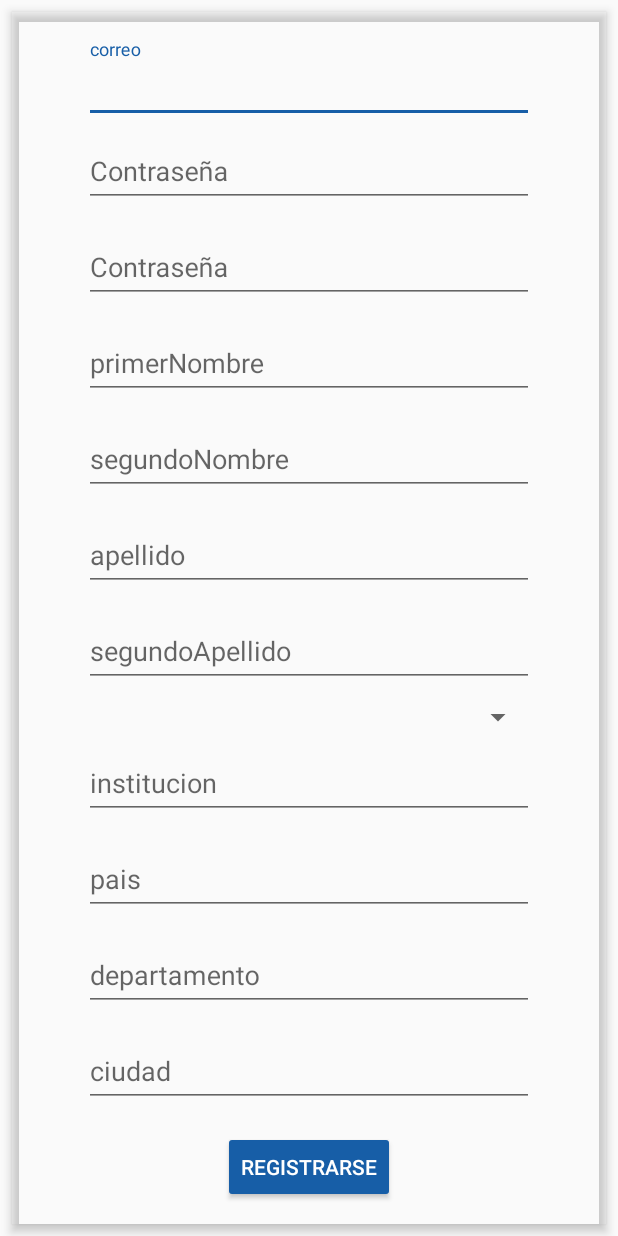
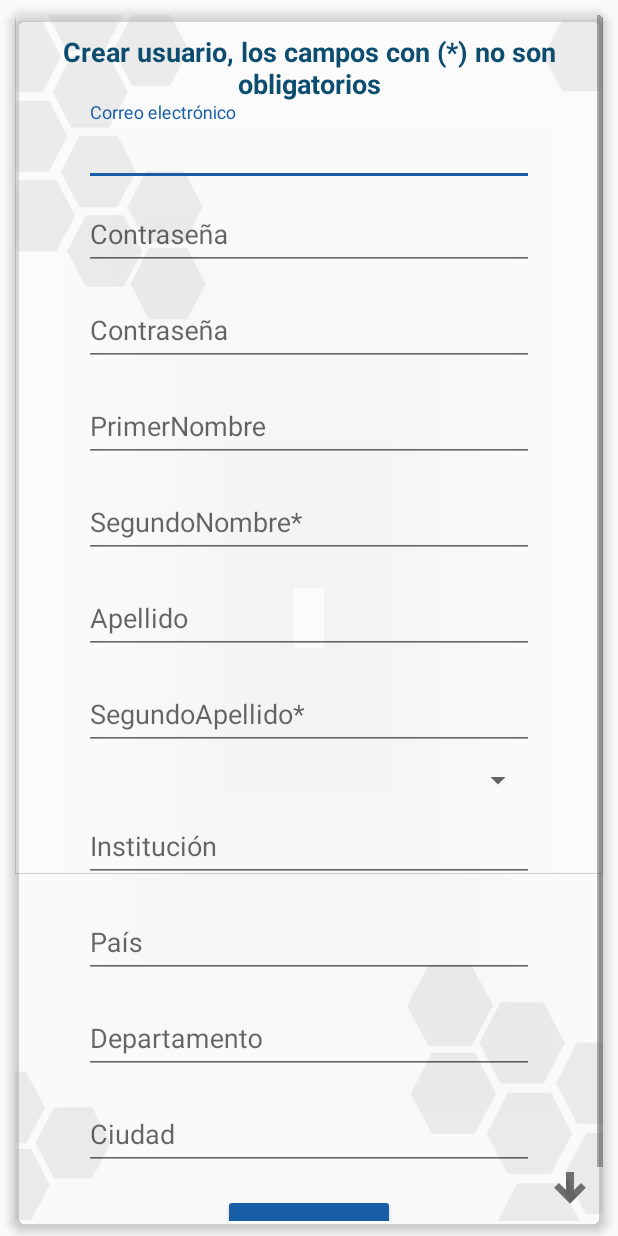
Before and after one commit to DARWorldSkills/sena, an Android app: the Registro screen opened directly, with no data from a screen before it, on a phone screen of 412 x 824 dp. Run offline under Robolectric (Android 15) with nearby library versions, the phone set to English and light mode, and no system bars; our stand-ins replace Firebase (no records; nobody signed in at launch, a user with empty details on screens opened directly); libraries missing offline, so code that uses them is left out: com.jaredrummler.materialspinner; plain views replace MaterialSpinner; 2 statements that could not run were skipped.

Commit message:
cambio de diseño y algunos ajustes

```diff
--- a/PrUeBaS/ProSolar2/app/src/main/java/com/casasolarctpi/prosolar2/controllers/MainActivity.java
+++ b/PrUeBaS/ProSolar2/app/src/main/java/com/casasolarctpi/prosolar2/controllers/MainActivity.java
@@ -13,6 +13,7 @@ import android.widget.TextView;
 import android.widget.Toast;
 
 import com.casasolarctpi.prosolar2.R;
+import com.casasolarctpi.prosolar2.fragments.FragmentAyuda;
 import com.casasolarctpi.prosolar2.fragments.FragmentConsultas;
 import com.casasolarctpi.prosolar2.fragments.FragmentContactanos;
 import com.casasolarctpi.prosolar2.fragments.FragmentCorrientes;
@@ -308,6 +309,9 @@ public class MainActivity extends AppCompatActivity
                 break;
 
             case R.id.ayuda:
+                getSupportFragmentManager().beginTransaction().replace(R.id.contenedor, new FragmentAyuda()).commit();
+                Objects.requireNonNull(getSupportActionBar()).setTitle(getResources().getString(R.string.ayuda));
+                cerrarDrawable();
 
                 break;
 
--- a/PrUeBaS/ProSolar2/app/src/main/java/com/casasolarctpi/prosolar2/fragments/FragmentPerfil.java
+++ b/PrUeBaS/ProSolar2/app/src/main/java/com/casasolarctpi/prosolar2/fragments/FragmentPerfil.java
@@ -51,6 +51,7 @@ public class FragmentPerfil extends Fragment  implements View.OnClickListener {
     private FirebaseAuth mAuth;
     UserData userData = new UserData();
     FirebaseUser user;
+
     public FragmentPerfil() {
         // Required empty public constructor
     }
@@ -60,7 +61,6 @@ public class FragmentPerfil extends Fragment  implements View.OnClickListener {
     public View onCreateView(LayoutInflater inflater, ViewGroup container,
                              Bundle savedInstanceState) {
         view = inflater.inflate(R.layout.fragment_fragment_perfil, container, false);
-
         inicializar();
         try {
             inizialiteFirebase();
--- a/PrUeBaS/ProSolar2/app/src/main/res/layout/activity_registro.xml
+++ b/PrUeBaS/ProSolar2/app/src/main/res/layout/activity_registro.xml
@@ -11,6 +11,7 @@
         android:layout_width="32dp"
         android:layout_height="32dp"
         android:layout_marginEnd="16dp"
+        android:background="@drawable/ic_arrow_down"
         android:layout_marginBottom="16dp"
         app:layout_constraintBottom_toBottomOf="parent"
         app:layout_constraintEnd_toEndOf="parent"/>
@@ -21,10 +22,11 @@
         android:layout_height="match_parent"
         android:layout_marginStart="8dp"
         android:layout_marginTop="8dp"
+        android:background="@color/colorAccent"
         android:layout_marginEnd="8dp"
         android:layout_marginBottom="8dp"
         app:cardBackgroundColor="@android:color/transparent"
-        app:cardCornerRadius="1dp"
+        app:cardCornerRadius="10dp"
         app:cardElevation="4dp"
         app:contentPadding="2dp"
         app:layout_constraintBottom_toBottomOf="parent"
@@ -41,24 +43,41 @@
 
             <androidx.constraintlayout.widget.ConstraintLayout
                 android:layout_width="match_parent"
+                android:background="@drawable/prea"
+                android:hapticFeedbackEnabled="true"
                 android:layout_height="match_parent">
+
+
+                <TextView
+                    android:id="@+id/textView2"
+                    android:layout_width="wrap_content"
+                    android:layout_height="wrap_content"
+                    android:text="@string/Registro"
+                    android:textStyle="bold"
+                    android:layout_marginTop="12dp"
+                    android:textColor="@color/colorPrimary"
+                    android:textAlignment="center"
+                    android:gravity="center"
+                    android:textSize="18sp"
+                    app:layout_constraintEnd_toEndOf="parent"
+                    app:layout_constraintStart_toStartOf="parent"
+                    app:layout_constraintTop_toTopOf="parent" />
 
                 <com.google.android.material.textfield.TextInputLayout
                     android:id="@+id/textInputLayout10"
                     android:layout_width="300dp"
                     android:layout_height="wrap_content"
                     android:layout_marginStart="8dp"
-                    android:layout_marginTop="16dp"
                     android:layout_marginEnd="8dp"
                     app:layout_constraintEnd_toEndOf="parent"
                     app:layout_constraintStart_toStartOf="parent"
-                    app:layout_constraintTop_toTopOf="parent">
+                    app:layout_constraintTop_toBottomOf="@+id/textView2">
 
                     <com.google.android.material.textfield.TextInputEditText
                         android:id="@+id/txtCorreo"
                         android:layout_width="match_parent"
                         android:layout_height="wrap_content"
-                        android:hint="correo"
+                        android:hint="Correo electrónico"
                         android:inputType="textEmailAddress"
                         android:textColorHint="@color/colorAccent" />
                 </com.google.android.material.textfield.TextInputLayout>
@@ -118,7 +137,7 @@
                         android:id="@+id/txtPrimerNombre"
                         android:layout_width="match_parent"
                         android:layout_height="wrap_content"
-                        android:hint="primerNombre"
+                        android:hint="PrimerNombre"
                         android:inputType="textPersonName" />
                 </com.google.android.material.textfield.TextInputLayout>
 
@@ -137,7 +156,7 @@
                         android:id="@+id/txtSegundoNombre"
                         android:layout_width="match_parent"
                         android:layout_height="wrap_content"
-                        android:hint="segundoNombre"
+                        android:hint="SegundoNombre*"
                         android:inputType="textPersonName" />
                 </com.google.android.material.textfield.TextInputLayout>
 
@@ -156,7 +175,7 @@
                         android:id="@+id/txtPrimerApellido"
                         android:layout_width="match_parent"
                         android:layout_height="wrap_content"
-                        android:hint="apellido"
+                        android:hint="Apellido"
                         android:inputType="textPersonName" />
                 </com.google.android.material.textfield.TextInputLayout>
 
@@ -175,7 +194,7 @@
                         android:id="@+id/txtSegundoApellido"
                         android:layout_width="match_parent"
                         android:layout_height="wrap_content"
-                        android:hint="segundoApellido"
+                        android:hint="SegundoApellido*"
                         android:inputType="textPersonName" />
                 </com.google.android.material.textfield.TextInputLayout>
 
@@ -193,7 +212,7 @@
                         android:id="@+id/txtInstitucion"
                         android:layout_width="match_parent"
                         android:layout_height="wrap_content"
-                        android:hint="institucion"
+                        android:hint="Institución"
                         android:inputType="textPersonName" />
                 </com.google.android.material.textfield.TextInputLayout>
 
@@ -212,7 +231,7 @@
                         android:id="@+id/txtPais"
                         android:layout_width="match_parent"
                         android:layout_height="wrap_content"
-                        android:hint="pais"
+                        android:hint="País"
                         android:inputType="textPersonName" />
                 </com.google.android.material.textfield.TextInputLayout>
 
@@ -231,7 +250,7 @@
                         android:id="@+id/txtDepartamento"
                         android:layout_width="match_parent"
                         android:layout_height="wrap_content"
-                        android:hint="departamento"
+                        android:hint="Departamento"
                         android:inputType="textPersonName" />
                 </com.google.android.material.textfield.TextInputLayout>
 
@@ -250,7 +269,7 @@
                         android:id="@+id/txtCiudad"
                         android:layout_width="match_parent"
                         android:layout_height="wrap_content"
-                        android:hint="ciudad"
+                        android:hint="Ciudad"
                         android:inputType="textPersonName" />
                 </com.google.android.material.textfield.TextInputLayout>
 
--- a/PrUeBaS/ProSolar2/app/src/main/res/layout/activity_restablecer_contrasena.xml
+++ b/PrUeBaS/ProSolar2/app/src/main/res/layout/activity_restablecer_contrasena.xml
@@ -4,6 +4,7 @@
     xmlns:tools="http://schemas.android.com/tools"
     android:layout_width="match_parent"
     android:layout_height="match_parent"
+    android:background="@drawable/prea"
     tools:context=".controllers.RestablecerContrasena">
 
     <Button
--- a/PrUeBaS/ProSolar2/app/src/main/res/layout/fragment_fragment_perfil.xml
+++ b/PrUeBaS/ProSolar2/app/src/main/res/layout/fragment_fragment_perfil.xml
@@ -77,6 +77,8 @@
                         android:layout_marginEnd="8dp"
                         android:text="@string/info_perfil"
                         android:textSize="18sp"
+                        android:gravity="center"
+                        android:textColor="@color/colorPrimary"
                         app:layout_constraintBottom_toBottomOf="parent"
                         app:layout_constraintEnd_toEndOf="parent"
                         app:layout_constraintStart_toStartOf="parent"
@@ -102,6 +104,7 @@
                     android:layout_marginStart="8dp"
                     android:layout_marginEnd="8dp"
                     android:layout_marginBottom="8dp"
+                    android:background="@drawable/prea"
                     app:layout_constraintBottom_toBottomOf="parent"
                     app:layout_constraintEnd_toEndOf="parent"
                     app:layout_constraintStart_toStartOf="parent"
--- a/PrUeBaS/ProSolar2/app/src/main/res/values/strings.xml
+++ b/PrUeBaS/ProSolar2/app/src/main/res/values/strings.xml
@@ -18,6 +18,7 @@
     <string name="semana">Semana</string>
     <string name="mes">Mes</string>
 
+    <string name="Registro">Crear usuario, los campos con (*) no son obligatorios</string>
     <string name="inicio">Inicio</string>
     <string name="corrienteIP">Corriente Panel (Ip)</string>
     <string name="corrienteIB">Corriente Bateria (Ib)</string>
@@ -86,6 +87,10 @@
     <string name="informacion_principal">El grupo de Investigación, Desarrollo Tecnológico e innovación CTPI SENA Cauca(Innovatec), como parte de sus líneas de investigación desarrollar proyectos de investigación aplicada e innovación en energías renovables, eficiencia energétìca y gestión de la energía; con lo cual busca aportar en el desarrollo regional y nacional mediante los resultados obtenidos en cada uno de los proyectos desarrollados, adicionalmente se busca dar soluciones a problemáticas reales de zonas rurales, urbanas, empresariales, industriales y en general problemáticas que involucren el uso e integración de las energías renovables de la mano de la eficiencia energética.\n \nAqui podrá tener acceso a gráficas de tiempo real de irradiancia solar, humedad relativa, temperatura ambiente, corriente, voltaje y potencia fotovoltaica; así como acceso  al módulo de consultas  por dia, semana o mes de interés para el análisis de producción fotovoltaica, para el acceso a base de datos deberá registrarse en la página web del grupo de investigación (por definir), adicionalmente se cuenta con aplicaciones para proyectos específicos con energía renovables y eficiencia energética </string>
     <string name="copy">© Copyright 2019-2020 SENOVA</string>
     <string name="hora">Hora</string>
+
+    <string name="mensajeAyuda">Si tienes problemas con la aplicación:\n\n1. Actualiza la app a la última versión.\n\nSi eso no funciona, prueba lo siguiente:\n\n2. Cierra la aplicación. Haz doble clic en el botón de inicio/desliza hacia arriba en iPhone X, y desliza hacia arriba en la vista previa de la aplicación para cerrarla. En Android, arrastra la aplicación fuera de la pantalla (según el dispositivo, deberás arrastrarla en direcciones diferentes).\n\nCon suerte ya funciona. Pero si no, prueba esto:\n\n3. Reinstala la app. En iPhone, mantén pulsado cualquier icono hasta que se empiecen a mover y aparezca una "x" pequeña al lado. En Android, ve a Ajustes y después a Aplicaciones y escoge la app que quieras desinstalar.\n\n¿Todavía nada?\n\n4. Reinicia el teléfono.\n\nSi después de seguir todos los pasos sigue sin funcionar, contacta con nosotros para solucionar el problema.
+
+</string>
 
     <string name="mensaje_contactanos">Grupo de investigación INNOVATEC-CTPI\nCentro de teleinformática y producción Industrial del SENA regional Cauca\nLínea de investigación en energías renovables y eficiencia energética\n\nInvestigador Líder: Rodrigo Montaño F.\n\nContacto 1: romontano@misena.edu.co\n\nContacto 2: solarctpi@gmail.com
         \n\nSemillero de investigación en energías renovables y eficiencia energética SEINEREE\n\nUbicación: Popayán-Cauca, Casa Solar</string>
```
Also changed, not shown: PrUeBaS/ProSolar2/app/src/main/AndroidManifest.xml (+6 -3 lines), PrUeBaS/ProSolar2/app/src/main/java/com/casasolarctpi/prosolar2/controllers/Login.java (+1 -7 lines), PrUeBaS/ProSolar2/app/src/main/java/com/casasolarctpi/prosolar2/fragments/FragmentAyuda.java (added, +32 -0 lines), PrUeBaS/ProSolar2/app/src/main/java/com/casasolarctpi/prosolar2/fragments/FragmentConsultas.java (+18 -1 lines), PrUeBaS/ProSolar2/app/src/main/res/layout-land/activity_login.xml (added, +169 -0 lines), PrUeBaS/ProSolar2/app/src/main/res/layout/fragment_fragment_ayuda.xml (added, +80 -0 lines), PrUeBaS/ProSolar2/app/src/main/res/layout/fragment_fragment_contactanos.xml (+23 -7 lines), PrUeBaS/ProSolar2/app/src/main/res/layout/item_reestablecer_contrasena.xml (+5 -2 lines), PrUeBaS/ProSolar2/app/src/main/res/drawable/prea.png (added).
